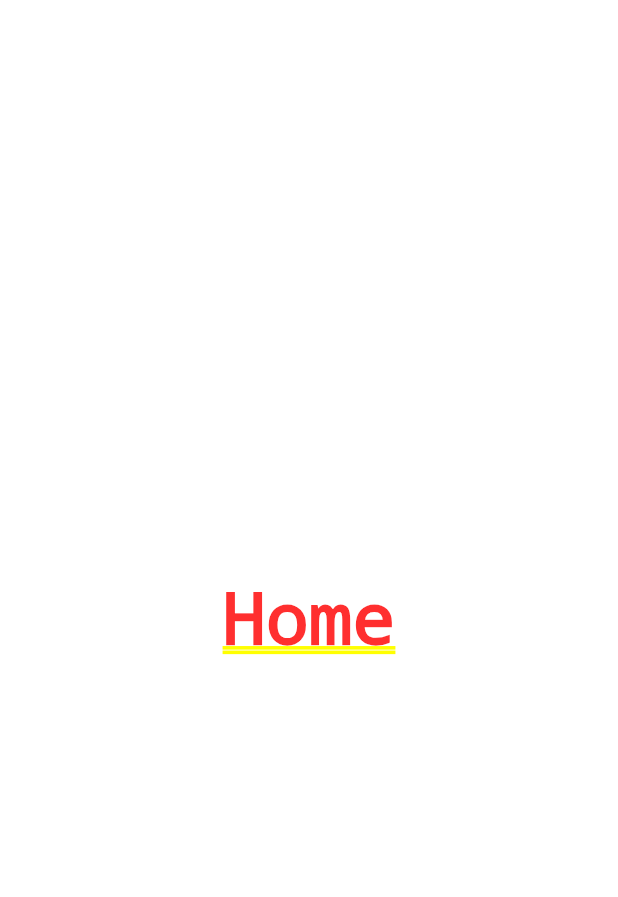
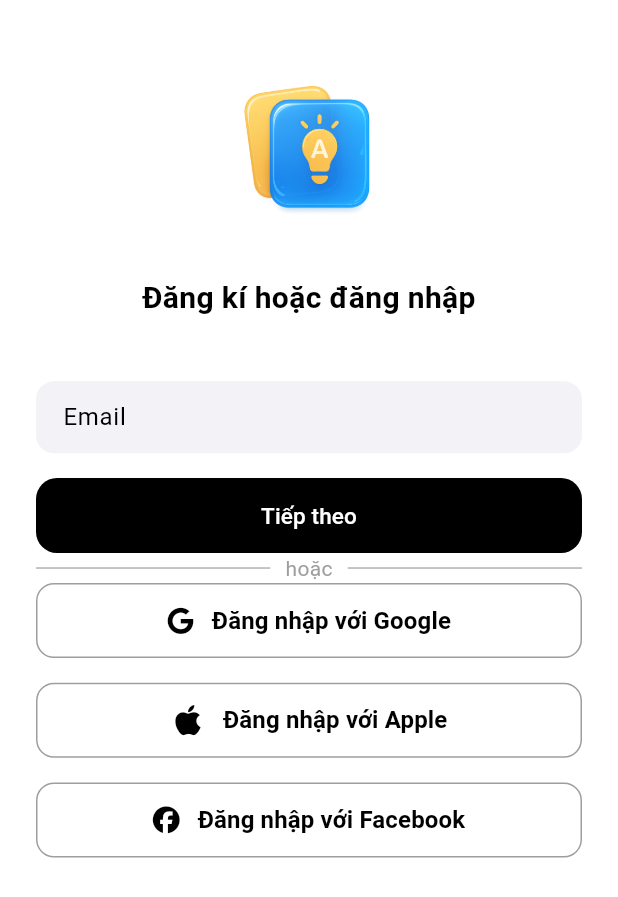
Before and after one commit to pathin33/-2025_LTTBDD_N04_Nhom_Thien., a Flutter app: the screen it shows after launch, on a phone screen of 412 x 824 dp. Shown: the top 897 px of the screen. Run offline on Flutter 3.47's test engine with Material 3 defaults, Android fonts, the phone set to English and light mode, and no system bars; our stand-ins replace font_awesome_flutter, go_router; Roboto replaces fonts that are missing (SFProDisplay).

Commit message:
hoàn thiện code màn hình đăng kí hoặc đăng nhập nhanh

```diff
--- a/lib/routes/app_routes.dart
+++ b/lib/routes/app_routes.dart
@@ -1,4 +1,7 @@
 import 'package:btl_moblie/screens/home_screen.dart';
+import 'package:btl_moblie/screens/login_or_signup_screen.dart';
+import 'package:btl_moblie/screens/login_screen.dart';
+import 'package:btl_moblie/screens/sign_up_screen.dart';
 import 'package:btl_moblie/screens/splash_screen.dart';
 // import 'package:flutter/material.dart';
 import 'package:go_router/go_router.dart';
@@ -8,12 +11,28 @@
     GoRoute(
       path: '/',
       name: 'splashScreen',
-      builder: (context, state) => const SplashScreen()
+      builder: (context, state) => const SplashScreen(),
+    ),
+    GoRoute(
+      path: '/loginorsignup',
+      name: 'loginOrSignup',
+      builder: (context, state) => const LoginOrSignUpScreen(),
+    ),
+
+    GoRoute(
+      path: '/login',
+      name: 'login',
+      builder: (context, state) => const LoginScreen(),
+    ),
+    GoRoute(
+      path: '/signup',
+      name: 'signUp',
+      builder: (context, state) => const SignUpScreen(),
     ),
     GoRoute(
       path: '/home',
       name: 'homeScreen',
       builder: (context, state) => const HomeScreen(),
-    )
+    ),
   ],
 );
--- a/lib/screens/home_screen.dart
+++ b/lib/screens/home_screen.dart
@@ -10,7 +10,10 @@
   @override
   Widget build(BuildContext context) {
     return Center(
-      child: Text("Home"),
+      child: Text(
+        "Home",
+        style: TextStyle(fontWeight: FontWeight.w700, fontSize: 30),
+      ),
     );
   }
 }
--- /dev/null
+++ b/lib/screens/login_or_signup_screen.dart
@@ -0,0 +1,204 @@
+import 'package:flutter/material.dart';
+import 'package:font_awesome_flutter/font_awesome_flutter.dart';
+import 'package:go_router/go_router.dart';
+
+class LoginOrSignUpScreen extends StatefulWidget {
+  const LoginOrSignUpScreen({super.key});
+
+  @override
+  State<LoginOrSignUpScreen> createState() => _LoginOrSignUpScreenState();
+}
+
+class _LoginOrSignUpScreenState extends State<LoginOrSignUpScreen> {
+  final _formKey = GlobalKey<FormState>();
+  //bien khoa toan cuc cua form
+  final _emailController = TextEditingController();
+  //bien quan ly TextFieldForm
+  @override
+  Widget build(BuildContext context) {
+    return Scaffold(
+      resizeToAvoidBottomInset:
+          true, //dieu chinh chieu cao khi ban phim hien len
+
+      body: SafeArea(
+        child: SingleChildScrollView(
+          child: Padding(
+            padding: const EdgeInsets.all(24.0),
+            child: Form(
+              key: _formKey,
+              child: Column(
+                mainAxisAlignment: MainAxisAlignment.start,
+                children: [
+                  Image.asset("assets/images/LogoFlashNote.png", height: 160),
+                  const Text(
+                    "Đăng kí hoặc đăng nhập",
+                    style: TextStyle(fontWeight: FontWeight.w700, fontSize: 20),
+                  ),
+                  SizedBox(height: MediaQuery.of(context).size.height * 0.05),
+                  ////khoang cach chiem 5% ti le man hinh
+                  TextFormField(
+                    controller: _emailController,
+                    decoration: InputDecoration(labelText: 'Email'),
+                    validator: (value) {
+                      if (value == null || value.isEmpty) {
+                        return 'Vui lòng nhập email';
+                      }
+                      if (!value.contains('@')) {
+                        return 'Email không hợp lệ';
+                      }
+
+                      return null;
+                    },
+                  ),
+                  SizedBox(height: MediaQuery.of(context).size.height * 0.02),
+                  //khoang cach chiem 2% ti le man hinh
+                  SizedBox(
+                    width: double.infinity,
+                    height: 50,
+                    child: ElevatedButton(
+                      onPressed: () {
+                        if (_formKey.currentState!.validate()) {
+                          //neu from hop le thuc hien hanh dong tiep theo
+                          final email = _emailController.text.trim();
+                          //lay text nhap tu form bo khoang trang
+                          if (email == "admin@gmail.com") {
+                            //neu email = admin@gmail.com nhay sang man hinh dang nhap
+                            //test cho chac nang da co tai khoan
+                            context.push('/login');
+                          } else {
+                            //neu la email khac thi sang man hinh dang ki
+                            //test cho chuc nang chua co tai khoan
+                            context.push('/signup');
+                          }
+                          //xoa text o textfieldform sau khi nhan v button
+                          setState(() {
+                            _emailController.clear();
+                          });
+                        }
+                      },
+                      child: const Text("Tiếp theo"),
+                      style: ElevatedButton.styleFrom(
+                        backgroundColor: Colors.black,
+                      ),
+                    ),
+                  ),
+                  Row(
+                    children: [
+                      const Expanded(
+                        child: Divider(
+                          color: Colors.grey,
+                          thickness: 0.8,
+                          endIndent: 10,
+                        ),
+                      ),
+                      const Text(
+                        "hoặc",
+                        style: TextStyle(color: Colors.grey, fontSize: 14),
+                      ),
+                      const Expanded(
+                        child: Divider(
+                          color: Colors.grey,
+                          thickness: 0.8,
+                          indent: 10,
+                        ),
+                      ),
+                    ],
+                  ),
+                  //duoi day la chuc nang dang nhap nhanh bang facebook,apple,google
+                  Container(
+                    child: Column(
+                      mainAxisAlignment: MainAxisAlignment.center,
+                      children: [
+                        SizedBox(
+                          width: double.infinity,
+                          height: 50,
+                          child: OutlinedButton(
+                            onPressed: () {
+                              //neu dang nhap bang google nhay sang trang home
+                              context.go('/home');
+                            },
+                            child: Row(
+                              mainAxisSize: MainAxisSize.min,
+                              mainAxisAlignment: MainAxisAlignment.center,
+                              children: [
+                                const Icon(FontAwesomeIcons.google),
+                                const SizedBox(width: 12),
+                                const Text(
+                                  "Đăng nhập với Google",
+                                  style: TextStyle(
+                                    fontSize: 16,
+                                    fontWeight: FontWeight.w700,
+                                  ),
+                                ),
+                              ],
+                            ),
+                          ),
+                        ),
+                        SizedBox(
+                          height: MediaQuery.of(context).size.height * 0.02,
+                        ),
+                        SizedBox(
+                          width: double.infinity,
+                          height: 50,
+                          child: OutlinedButton(
+                            onPressed: () {
+                              //neu dang nhap bang apple nhay sang trang home
+                              context.go('/home');
+                            },
+                            child: Row(
+                              mainAxisSize: MainAxisSize.min,
+                              mainAxisAlignment: MainAxisAlignment.center,
+                              children: [
+                                const Icon(FontAwesomeIcons.apple, size: 23),
+                                const SizedBox(width: 12),
+                                const Text(
+                                  "Đăng nhập với Apple",
+                                  style: TextStyle(
+                                    fontSize: 16,
+                                    fontWeight: FontWeight.w700,
+                                  ),
+                                ),
+                              ],
+                            ),
+                          ),
+                        ),
+                        SizedBox(
+                          height: MediaQuery.of(context).size.height * 0.02,
+                        ),
+                        SizedBox(
+                          width: double.infinity,
+                          height: 50,
+                          child: OutlinedButton(
+                            onPressed: () {
+                              //neu dang nhap bang facebook nhay sang trang home
+                              context.go('/home');
+                            },
+                            child: Row(
+                              mainAxisSize: MainAxisSize.min,
+                              mainAxisAlignment: MainAxisAlignment.center,
+                              children: [
+                                const Icon(FontAwesomeIcons.facebook),
+                                const SizedBox(width: 12),
+                                const Text(
+                                  "Đăng nhập với Facebook",
+                                  style: TextStyle(
+                                    fontSize: 16,
+                                    fontWeight: FontWeight.w700,
+                                  ),
+                                ),
+                              ],
+                            ),
+                          ),
+                        ),
+                      ],
+                    ),
+                  ),
+                ],
+              ),
+            ),
+          ),
+        ),
+      ),
+    );
+  }
+}
--- a/lib/theme/app_theme.dart
+++ b/lib/theme/app_theme.dart
@@ -57,7 +57,14 @@
         elevation: 0,
       ),
     ),
-
+    outlinedButtonTheme: OutlinedButtonThemeData(
+      style: OutlinedButton.styleFrom(
+        padding: const EdgeInsets.symmetric(horizontal: 20, vertical: 12),
+        shape: RoundedRectangleBorder(borderRadius: BorderRadius.circular(12)),
+        side: BorderSide(color: Colors.grey),
+        elevation: 0,
+      )
+    ),
     dividerColor: const Color(0xFFE5E5EA),
   );
 }
--- a/pubspec.yaml
+++ b/pubspec.yaml
@@ -37,6 +37,7 @@
 
   #package dung de dieu huong cac man hinh
   go_router: ^14.0.0
+  font_awesome_flutter: ^10.12.0
 dev_dependencies:
   flutter_test:
     sdk: flutter
```
Also changed, not shown: lib/screens/login_screen.dart (added, +15 -0 lines), lib/screens/sign_up_screen.dart (added, +88 -0 lines), lib/screens/splash_screen.dart (+6 -5 lines), pubspec.lock, 1 other file.
